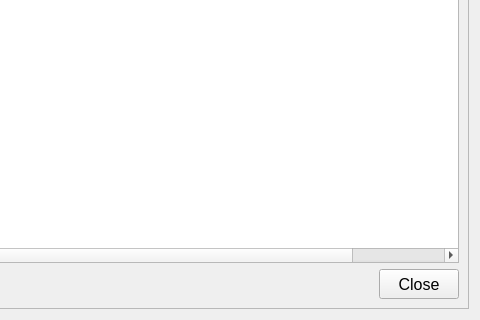
Above: ui/stock_card_dialog.ui from michael-halim/pos before the change; both pictures show x 141 to 621 and y 131 to 451 of the 621 by 451 pixel window. Below: the same form after it.
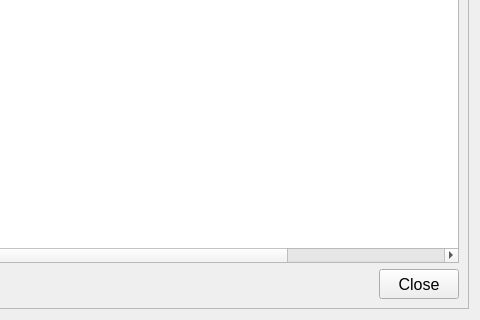
That is the form after the change.

Commit message: Patch#31: Edit Transaction - Added Feature Edit Transaction that also affects Stock Card - Added Remarks on Stock Card - Added created_at, created_by for Transactions, - Update seed.py

What changed in the file:
```diff
--- a/ui/stock_card_dialog.ui
+++ b/ui/stock_card_dialog.ui
@@ -241,6 +241,21 @@
             <set>AlignCenter</set>
            </property>
           </column>
+          <column>
+           <property name="text">
+            <string>Remarks</string>
+           </property>
+           <property name="font">
+            <font>
+             <pointsize>12</pointsize>
+             <weight>75</weight>
+             <bold>true</bold>
+            </font>
+           </property>
+           <property name="textAlignment">
+            <set>AlignCenter</set>
+           </property>
+          </column>
          </widget>
         </item>
         <item>
```
The commit also changes 32 other files.
